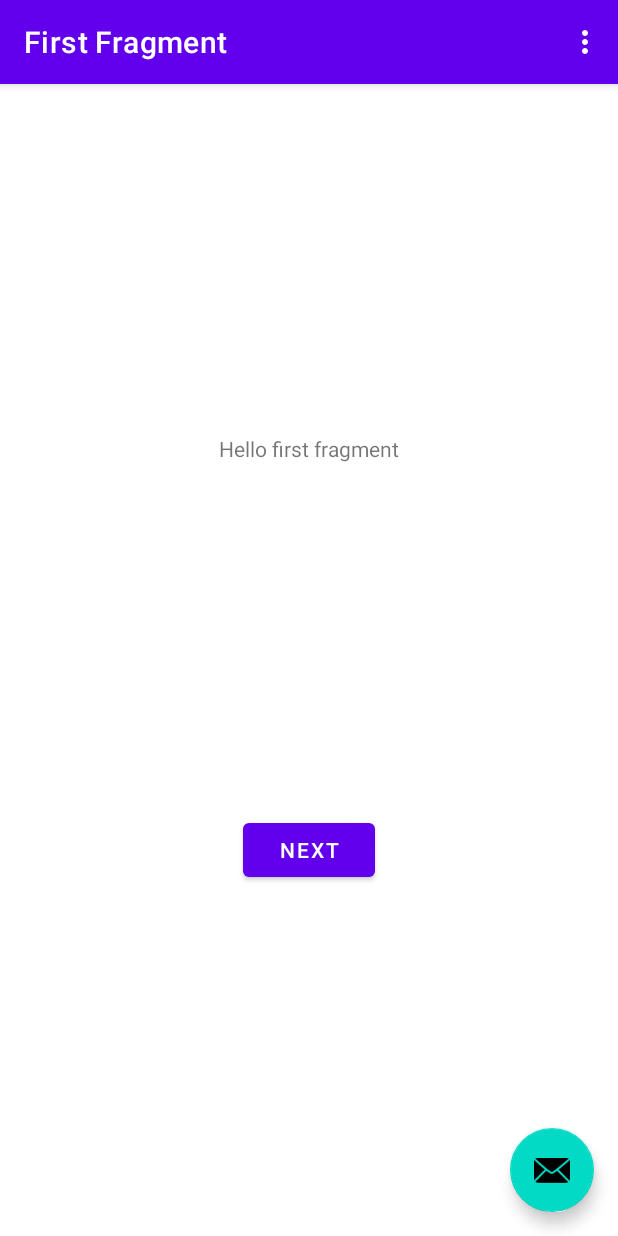
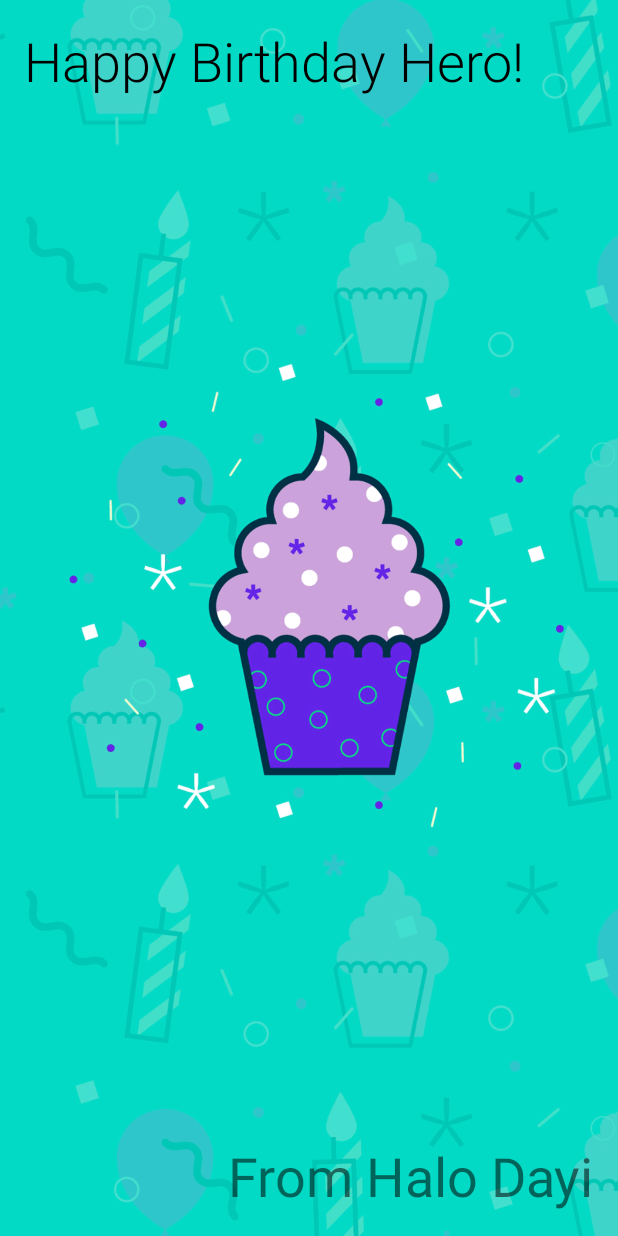
Before and after one commit to halilbalci/Welcome_Aboard, an Android app: the screen it shows after launch (MainActivity), on a phone screen of 412 x 824 dp. Run offline under Robolectric (Android 15) with nearby library versions, the phone set to English and light mode, and no system bars.

```diff
--- a/app/src/main/java/com/example/welcomeaboard/FirstFragment.kt
+++ /dev/null
@@ -1,44 +0,0 @@
-package com.example.welcomeaboard
-
-import android.os.Bundle
-import androidx.fragment.app.Fragment
-import android.view.LayoutInflater
-import android.view.View
-import android.view.ViewGroup
-import androidx.navigation.fragment.findNavController
-import com.example.welcomeaboard.databinding.FragmentFirstBinding
-
-/**
- * A simple [Fragment] subclass as the default destination in the navigation.
- */
-class FirstFragment : Fragment() {
-
-    private var _binding: FragmentFirstBinding? = null
-
-    // This property is only valid between onCreateView and
-    // onDestroyView.
-    private val binding get() = _binding!!
-
-    override fun onCreateView(
-        inflater: LayoutInflater, container: ViewGroup?,
-        savedInstanceState: Bundle?
-    ): View? {
-
-        _binding = FragmentFirstBinding.inflate(inflater, container, false)
-        return binding.root
-
-    }
-
-    override fun onViewCreated(view: View, savedInstanceState: Bundle?) {
-        super.onViewCreated(view, savedInstanceState)
-
-        binding.buttonFirst.setOnClickListener {
-            findNavController().navigate(R.id.action_FirstFragment_to_SecondFragment)
-        }
-    }
-
-    override fun onDestroyView() {
-        super.onDestroyView()
-        _binding = null
-    }
-}
--- a/app/src/main/java/com/example/welcomeaboard/MainActivity.kt
+++ b/app/src/main/java/com/example/welcomeaboard/MainActivity.kt
@@ -1,58 +1,11 @@
 package com.example.welcomeaboard
 
+import androidx.appcompat.app.AppCompatActivity
 import android.os.Bundle
-import com.google.android.material.snackbar.Snackbar
-import androidx.appcompat.app.AppCompatActivity
-import androidx.navigation.findNavController
-import androidx.navigation.ui.AppBarConfiguration
-import androidx.navigation.ui.navigateUp
-import androidx.navigation.ui.setupActionBarWithNavController
-import android.view.Menu
-import android.view.MenuItem
-import com.example.welcomeaboard.databinding.ActivityMainBinding
 
 class MainActivity : AppCompatActivity() {
-
-    private lateinit var appBarConfiguration: AppBarConfiguration
-    private lateinit var binding: ActivityMainBinding
-
     override fun onCreate(savedInstanceState: Bundle?) {
         super.onCreate(savedInstanceState)
-
-        binding = ActivityMainBinding.inflate(layoutInflater)
-        setContentView(binding.root)
-
-        setSupportActionBar(binding.toolbar)
-
-        val navController = findNavController(R.id.nav_host_fragment_content_main)
-        appBarConfiguration = AppBarConfiguration(navController.graph)
-        setupActionBarWithNavController(navController, appBarConfiguration)
-
-        binding.fab.setOnClickListener { view ->
-            Snackbar.make(view, "Welcome Aboard", Snackbar.LENGTH_LONG)
-                .setAction("Action", null).show()
-        }
-    }
-
-    override fun onCreateOptionsMenu(menu: Menu): Boolean {
-        // Inflate the menu; this adds items to the action bar if it is present.
-        menuInflater.inflate(R.menu.menu_main, menu)
-        return true
-    }
-
-    override fun onOptionsItemSelected(item: MenuItem): Boolean {
-        // Handle action bar item clicks here. The action bar will
-        // automatically handle clicks on the Home/Up button, so long
-        // as you specify a parent activity in AndroidManifest.xml.
-        return when (item.itemId) {
-            R.id.action_settings -> true
-            else -> super.onOptionsItemSelected(item)
-        }
-    }
-
-    override fun onSupportNavigateUp(): Boolean {
-        val navController = findNavController(R.id.nav_host_fragment_content_main)
-        return navController.navigateUp(appBarConfiguration)
-                || super.onSupportNavigateUp()
+        setContentView(R.layout.activity_main)
     }
 }
--- a/app/src/main/java/com/example/welcomeaboard/SecondFragment.kt
+++ /dev/null
@@ -1,44 +0,0 @@
-package com.example.welcomeaboard
-
-import android.os.Bundle
-import androidx.fragment.app.Fragment
-import android.view.LayoutInflater
-import android.view.View
-import android.view.ViewGroup
-import androidx.navigation.fragment.findNavController
-import com.example.welcomeaboard.databinding.FragmentSecondBinding
-
-/**
- * A simple [Fragment] subclass as the second destination in the navigation.
- */
-class SecondFragment : Fragment() {
-
-    private var _binding: FragmentSecondBinding? = null
-
-    // This property is only valid between onCreateView and
-    // onDestroyView.
-    private val binding get() = _binding!!
-
-    override fun onCreateView(
-        inflater: LayoutInflater, container: ViewGroup?,
-        savedInstanceState: Bundle?
-    ): View? {
-
-        _binding = FragmentSecondBinding.inflate(inflater, container, false)
-        return binding.root
-
-    }
-
-    override fun onViewCreated(view: View, savedInstanceState: Bundle?) {
-        super.onViewCreated(view, savedInstanceState)
-
-        binding.buttonSecond.setOnClickListener {
-            findNavController().navigate(R.id.action_SecondFragment_to_FirstFragment)
-        }
-    }
-
-    override fun onDestroyView() {
-        super.onDestroyView()
-        _binding = null
-    }
-}
--- a/app/src/main/res/layout/activity_main.xml
+++ b/app/src/main/res/layout/activity_main.xml
@@ -1,34 +1,45 @@
 <?xml version="1.0" encoding="utf-8"?>
-<androidx.coordinatorlayout.widget.CoordinatorLayout xmlns:android="http://schemas.android.com/apk/res/android"
+<androidx.constraintlayout.widget.ConstraintLayout xmlns:android="http://schemas.android.com/apk/res/android"
     xmlns:app="http://schemas.android.com/apk/res-auto"
     xmlns:tools="http://schemas.android.com/tools"
     android:layout_width="match_parent"
     android:layout_height="match_parent"
     tools:context=".MainActivity">
 
-    <com.google.android.material.appbar.AppBarLayout
-        android:layout_width="match_parent"
-        android:layout_height="wrap_content"
-        android:theme="@style/Theme.WelcomeAboard.AppBarOverlay">
+    <ImageView
+        android:id="@+id/imageView"
+        android:layout_width="0dp"
+        android:layout_height="0dp"
+        android:scaleType="centerCrop"
+        android:contentDescription="@string/desc"
+        app:layout_constraintBottom_toBottomOf="parent"
+        app:layout_constraintEnd_toEndOf="parent"
+        app:layout_constraintStart_toStartOf="parent"
+        app:layout_constraintTop_toTopOf="parent"
+        app:srcCompat="@drawable/happy_card" />
 
-        <androidx.appcompat.widget.Toolbar
-            android:id="@+id/toolbar"
-            android:layout_width="match_parent"
-            android:layout_height="?attr/actionBarSize"
-            android:background="?attr/colorPrimary"
-            app:popupTheme="@style/Theme.WelcomeAboard.PopupOverlay" />
-
-    </com.google.android.material.appbar.AppBarLayout>
-
-    <include layout="@layout/content_main" />
-
-    <com.google.android.material.floatingactionbutton.FloatingActionButton
-        android:id="@+id/fab"
+    <TextView
+        android:id="@+id/textView"
         android:layout_width="wrap_content"
         android:layout_height="wrap_content"
-        android:layout_gravity="bottom|end"
-        android:layout_marginEnd="@dimen/fab_margin"
+        android:layout_marginStart="16dp"
+        android:layout_marginTop="16dp"
+        android:fontFamily="sans-serif-light"
+        android:text="@string/happy_birthday_hero"
+        android:textColor="@color/black"
+        android:textSize="36sp"
+        app:layout_constraintStart_toStartOf="parent"
+        app:layout_constraintTop_toTopOf="parent" />
+
+    <TextView
+        android:id="@+id/textView2"
+        android:layout_width="wrap_content"
+        android:layout_height="wrap_content"
+        android:layout_marginEnd="16dp"
         android:layout_marginBottom="16dp"
-        app:srcCompat="@android:drawable/ic_dialog_email" />
+        android:text="@string/from_halo_dayi"
+        android:textSize="36sp"
+        app:layout_constraintBottom_toBottomOf="parent"
+        app:layout_constraintEnd_toEndOf="parent" />
 
-</androidx.coordinatorlayout.widget.CoordinatorLayout>
+</androidx.constraintlayout.widget.ConstraintLayout>
--- a/app/src/main/res/layout/content_main.xml
+++ /dev/null
@@ -1,19 +0,0 @@
-<?xml version="1.0" encoding="utf-8"?>
-<androidx.constraintlayout.widget.ConstraintLayout xmlns:android="http://schemas.android.com/apk/res/android"
-    xmlns:app="http://schemas.android.com/apk/res-auto"
-    android:layout_width="match_parent"
-    android:layout_height="match_parent"
-    app:layout_behavior="@string/appbar_scrolling_view_behavior">
-
-    <fragment
-        android:id="@+id/nav_host_fragment_content_main"
-        android:name="androidx.navigation.fragment.NavHostFragment"
-        android:layout_width="0dp"
-        android:layout_height="0dp"
-        app:defaultNavHost="true"
-        app:layout_constraintBottom_toBottomOf="parent"
-        app:layout_constraintEnd_toEndOf="parent"
-        app:layout_constraintStart_toStartOf="parent"
-        app:layout_constraintTop_toTopOf="parent"
-        app:navGraph="@navigation/nav_graph" />
-</androidx.constraintlayout.widget.ConstraintLayout>
--- a/app/src/main/res/layout/fragment_first.xml
+++ /dev/null
@@ -1,28 +0,0 @@
-<?xml version="1.0" encoding="utf-8"?>
-<androidx.constraintlayout.widget.ConstraintLayout xmlns:android="http://schemas.android.com/apk/res/android"
-    xmlns:app="http://schemas.android.com/apk/res-auto"
-    xmlns:tools="http://schemas.android.com/tools"
-    android:layout_width="match_parent"
-    android:layout_height="match_parent"
-    tools:context=".FirstFragment">
-
-    <TextView
-        android:id="@+id/textview_first"
-        android:layout_width="wrap_content"
-        android:layout_height="wrap_content"
-        android:text="@string/hello_first_fragment"
-        app:layout_constraintBottom_toTopOf="@id/button_first"
-        app:layout_constraintEnd_toEndOf="parent"
-        app:layout_constraintStart_toStartOf="parent"
-        app:layout_constraintTop_toTopOf="parent" />
-
-    <Button
-        android:id="@+id/button_first"
-        android:layout_width="wrap_content"
-        android:layout_height="wrap_content"
-        android:text="@string/next"
-        app:layout_constraintBottom_toBottomOf="parent"
-        app:layout_constraintEnd_toEndOf="parent"
-        app:layout_constraintStart_toStartOf="parent"
-        app:layout_constraintTop_toBottomOf="@id/textview_first" />
-</androidx.constraintlayout.widget.ConstraintLayout>
--- a/app/src/main/res/layout/fragment_second.xml
+++ /dev/null
@@ -1,27 +0,0 @@
-<?xml version="1.0" encoding="utf-8"?>
-<androidx.constraintlayout.widget.ConstraintLayout xmlns:android="http://schemas.android.com/apk/res/android"
-    xmlns:app="http://schemas.android.com/apk/res-auto"
-    xmlns:tools="http://schemas.android.com/tools"
-    android:layout_width="match_parent"
-    android:layout_height="match_parent"
-    tools:context=".SecondFragment">
-
-    <TextView
-        android:id="@+id/textview_second"
-        android:layout_width="wrap_content"
-        android:layout_height="wrap_content"
-        app:layout_constraintBottom_toTopOf="@id/button_second"
-        app:layout_constraintEnd_toEndOf="parent"
-        app:layout_constraintStart_toStartOf="parent"
-        app:layout_constraintTop_toTopOf="parent" />
-
-    <Button
-        android:id="@+id/button_second"
-        android:layout_width="wrap_content"
-        android:layout_height="wrap_content"
-        android:text="@string/previous"
-        app:layout_constraintBottom_toBottomOf="parent"
-        app:layout_constraintEnd_toEndOf="parent"
-        app:layout_constraintStart_toStartOf="parent"
-        app:layout_constraintTop_toBottomOf="@id/textview_second" />
-</androidx.constraintlayout.widget.ConstraintLayout>
--- a/app/src/main/res/navigation/nav_graph.xml
+++ /dev/null
@@ -1,28 +0,0 @@
-<?xml version="1.0" encoding="utf-8"?>
-<navigation xmlns:android="http://schemas.android.com/apk/res/android"
-    xmlns:app="http://schemas.android.com/apk/res-auto"
-    xmlns:tools="http://schemas.android.com/tools"
-    android:id="@+id/nav_graph"
-    app:startDestination="@id/FirstFragment">
-
-    <fragment
-        android:id="@+id/FirstFragment"
-        android:name="com.example.welcomeaboard.FirstFragment"
-        android:label="@string/first_fragment_label"
-        tools:layout="@layout/fragment_first">
-
-        <action
-            android:id="@+id/action_FirstFragment_to_SecondFragment"
-            app:destination="@id/SecondFragment" />
-    </fragment>
-    <fragment
-        android:id="@+id/SecondFragment"
-        android:name="com.example.welcomeaboard.SecondFragment"
-        android:label="@string/second_fragment_label"
-        tools:layout="@layout/fragment_second">
-
-        <action
-            android:id="@+id/action_SecondFragment_to_FirstFragment"
-            app:destination="@id/FirstFragment" />
-    </fragment>
-</navigation>
--- a/app/src/main/res/values/strings.xml
+++ b/app/src/main/res/values/strings.xml
@@ -2,11 +2,9 @@
     <string name="app_name">Welcome Aboard</string>
     <string name="action_settings">Settings</string>
     <!-- Strings used for fragments for navigation -->
-    <string name="first_fragment_label">First Fragment</string>
-    <string name="second_fragment_label">Second Fragment</string>
-    <string name="next">Next</string>
-    <string name="previous">Previous</string>
-
     <string name="hello_first_fragment">Hello first fragment</string>
     <string name="hello_second_fragment">Hello second fragment. Arg: %1$s</string>
+    <string name="happy_birthday_hero">Happy Birthday Hero!</string>
+    <string name="from_halo_dayi">From Halo Dayi</string>
+    <string name="desc">cake by the ocean</string>
 </resources>
```
Also changed, not shown: app/src/main/res/drawable/happy_card.png (added).
